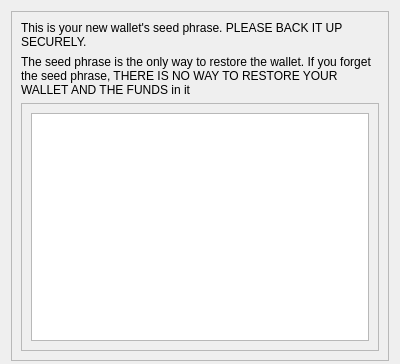
PirateNetwork/pirate, file src/qt/forms/newseed.ui: the form before one commit.
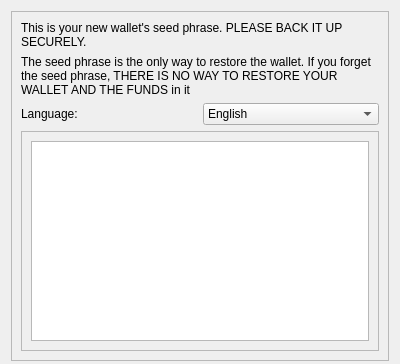
The form after the commit.

What changed in the file:
```diff
--- a/src/qt/forms/newseed.ui
+++ b/src/qt/forms/newseed.ui
@@ -55,6 +55,29 @@
         </property>
        </widget>
       </item>
+      <item>
+       <layout class="QHBoxLayout" name="horizontalLayout_lang">
+        <item>
+         <widget class="QLabel" name="label_lang">
+          <property name="text">
+           <string>Language:</string>
+          </property>
+         </widget>
+        </item>
+        <item>
+         <widget class="QComboBox" name="cmbLanguage">
+          <item><property name="text"><string>English</string></property></item>
+          <item><property name="text"><string>Chinese Simplified</string></property></item>
+          <item><property name="text"><string>Chinese Traditional</string></property></item>
+          <item><property name="text"><string>French</string></property></item>
+          <item><property name="text"><string>Italian</string></property></item>
+          <item><property name="text"><string>Japanese</string></property></item>
+          <item><property name="text"><string>Korean</string></property></item>
+          <item><property name="text"><string>Spanish</string></property></item>
+         </widget>
+        </item>
+       </layout>
+      </item>
       <item>
        <widget class="QFrame" name="innerFrame">
         <property name="frameShape">
```
